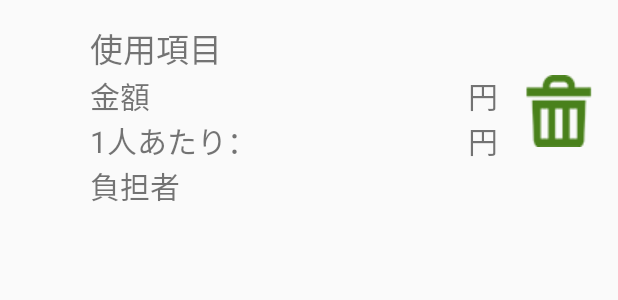
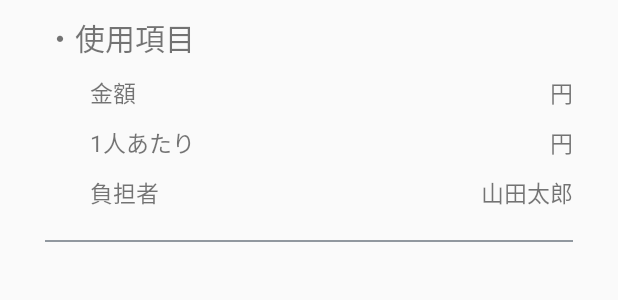
Before and after one commit to MizuhoFue/DriveRecordAppAndroid, an Android app: the layout item_to_use.xml on its own in the app's theme, with its tools: preview values and no code run, on a phone screen of 412 x 824 dp. Shown: the top 300 px of the screen. Run offline under Robolectric (Android 15) with nearby library versions, the phone set to English and light mode, and no system bars.

Commit message:
FolderDetailAdapter修正

```diff
--- a/app/src/main/java/com/example/driveandroid/FolderDetailAdapter.kt
+++ b/app/src/main/java/com/example/driveandroid/FolderDetailAdapter.kt
@@ -31,7 +31,7 @@ class FolderDetailAdapter(
         val paraCostView = view.para_cost_view
         val perPerson_costView = view.per_parson_cost_view
         val payerView = view.payer_view
-        val trashBox = view.trash_box
+        //val trashBox = view.trash_box　//今回はなし
     }
 
     // getItemCount onCreateViewHolder onBindViewHolderを実装
@@ -62,15 +62,15 @@ class FolderDetailAdapter(
             payerView.text = folderDetail[position].payers
             //ひとまずログをだしておく
             Log.d("folderIdの中身をみておく", "${folderDetail[position].folderId}")
-            //ゴミ箱クリック時
-            trashBox.setOnClickListener(object : View.OnClickListener {
-                override fun onClick(v: View) {
-                    val deleteId = folderDetail[position].folderId //positionのfolderIdを取得
-                    val deleteNum = folderDetail[position].paraNum //削除する項目
-                    Log.d("deleteするidの値", "$deleteId")
-                    listener.onItemClickListener(view, deleteNum, position)//FolderDetailのdeleteに送る
-                }
-            })
+            //ゴミ箱クリック時　今回は項目ごとの削除がないのでコメントアウト
+//            trashBox.setOnClickListener(object : View.OnClickListener {
+//                override fun onClick(v: View) {
+//                    val deleteId = folderDetail[position].folderId //positionのfolderIdを取得
+//                    val deleteNum = folderDetail[position].paraNum //削除する項目
+//                    Log.d("deleteするidの値", "$deleteId")
+//                    listener.onItemClickListener(view, deleteNum, position)//FolderDetailのdeleteに送る
+//                }
+//            })
 
             itemView.setOnClickListener(object : View.OnClickListener {
                 //クリック時の処理
--- a/app/src/main/res/layout/activity_folder_detail.xml
+++ b/app/src/main/res/layout/activity_folder_detail.xml
@@ -80,8 +80,8 @@
         <androidx.appcompat.widget.AppCompatImageView
             android:layout_width="wrap_content"
             android:layout_height="match_parent"
+            android:layout_gravity="right"
             android:layout_marginEnd="5dp"
-            android:layout_gravity="right"
             android:layout_weight="0.1"
             android:src="@drawable/ic_write_icon" />
 
@@ -372,7 +372,7 @@
                 android:layout_marginStart="20dp"
                 android:layout_marginTop="20dp"
                 android:layout_marginEnd="20dp"
-                android:layout_marginBottom="20dp"
+                android:layout_marginBottom="5dp"
                 android:gravity="center"
                 android:text="@string/paragraph_used"
                 android:textSize="15sp" />
@@ -381,8 +381,8 @@
                 android:id="@+id/folderDetailView"
                 android:layout_width="match_parent"
                 android:layout_height="wrap_content"
-                android:layout_marginTop="30dp"
-                android:layout_marginBottom="40dp"
+                android:layout_marginTop="10dp"
+                android:layout_marginBottom="10dp"
                 android:scrollbars="vertical" />
 
             <LinearLayout
@@ -486,7 +486,7 @@
 
         <!--共有ボタン-->
         <androidx.appcompat.widget.AppCompatImageView
-            android:id="@+id/home"
+            android:id="@+id/share"
             android:layout_width="wrap_content"
             android:layout_height="wrap_content"
             android:layout_gravity="center"
@@ -495,7 +495,7 @@
 
         <!--作成完了ボタン-->
         <androidx.appcompat.widget.AppCompatImageView
-            android:id="@+id/share"
+            android:id="@+id/home"
             android:layout_width="wrap_content"
             android:layout_height="wrap_content"
             android:layout_gravity="center"
--- a/app/src/main/res/layout/item_to_use.xml
+++ b/app/src/main/res/layout/item_to_use.xml
@@ -1,48 +1,58 @@
 <?xml version="1.0" encoding="utf-8"?>
-<!--idをスネークケースに変更-->
-<RelativeLayout xmlns:android="http://schemas.android.com/apk/res/android"
+<LinearLayout xmlns:android="http://schemas.android.com/apk/res/android"
     xmlns:tools="http://schemas.android.com/tools"
     android:id="@+id/folderDetail"
     android:layout_width="match_parent"
     android:layout_height="wrap_content"
     android:layout_margin="10dp"
+    android:orientation="vertical"
     tools:context=".FolderDetailActivity">
 
     <LinearLayout
+        android:id="@+id/para"
         android:layout_width="match_parent"
         android:layout_height="wrap_content"
-        android:layout_marginEnd="60dp"
-        android:orientation="vertical">
+        android:layout_marginStart="20dp"
+        android:layout_marginEnd="20dp"
+        android:orientation="horizontal">
+
+        <androidx.appcompat.widget.AppCompatTextView
+            android:layout_width="wrap_content"
+            android:layout_height="match_parent"
+            android:text="@string/point"
+            android:textSize="20sp" />
 
         <!--使用項目名表示-->
         <androidx.appcompat.widget.AppCompatTextView
             android:id="@+id/para_name"
             android:layout_width="wrap_content"
-            android:layout_height="wrap_content"
-            android:layout_marginStart="50dp"
-            android:layout_marginTop="5dp"
+            android:layout_height="match_parent"
             android:gravity="center"
-            android:textSize="22sp"
+            android:textSize="20sp"
             tools:text="使用項目" />
+
+    </LinearLayout>
 
     <RelativeLayout
         android:layout_width="match_parent"
-            android:layout_height="wrap_content">
+        android:layout_height="wrap_content"
+        android:layout_marginStart="50dp"
+        android:layout_marginTop="10dp">
 
         <!--金額-->
         <androidx.appcompat.widget.AppCompatTextView
             android:id="@+id/cost_name"
             android:layout_width="wrap_content"
             android:layout_height="wrap_content"
-                android:layout_marginStart="50dp"
             android:gravity="center"
             android:text="@string/cost_name"
-                android:textSize="20sp" />
+            android:textSize="15sp" />
 
         <LinearLayout
             android:layout_width="wrap_content"
             android:layout_height="wrap_content"
             android:layout_alignParentEnd="true"
+            android:layout_marginEnd="20dp"
             android:orientation="horizontal">
 
             <!--金額表示-->
@@ -52,17 +62,16 @@
                 android:layout_height="wrap_content"
                 android:layout_marginEnd="20dp"
                 android:gravity="center"
-                    android:textSize="20sp" />
+                android:textSize="15sp" />
 
             <!--円-->
             <androidx.appcompat.widget.AppCompatTextView
                 android:id="@+id/total_yen"
                 android:layout_width="wrap_content"
                 android:layout_height="wrap_content"
-                    android:layout_marginEnd="10dp"
                 android:gravity="center"
                 android:text="@string/yen"
-                    android:textSize="20sp" />
+                android:textSize="15sp" />
 
         </LinearLayout>
 
@@ -70,23 +79,25 @@
 
     <RelativeLayout
         android:layout_width="match_parent"
-            android:layout_height="wrap_content">
+        android:layout_height="wrap_content"
+        android:layout_marginStart="50dp"
+        android:layout_marginTop="10dp">
 
         <!--1人当たり-->
         <androidx.appcompat.widget.AppCompatTextView
             android:id="@+id/perParson"
             android:layout_width="wrap_content"
             android:layout_height="wrap_content"
-                android:layout_marginStart="50dp"
             android:layout_marginEnd="35dp"
             android:gravity="center"
             android:text="@string/perParson"
-                android:textSize="20sp" />
+            android:textSize="15sp" />
 
         <LinearLayout
             android:layout_width="wrap_content"
             android:layout_height="wrap_content"
             android:layout_alignParentEnd="true"
+            android:layout_marginEnd="20dp"
             android:orientation="horizontal">
 
             <!--1人当たり金額表示-->
@@ -96,17 +107,16 @@
                 android:layout_height="match_parent"
                 android:layout_marginEnd="20dp"
                 android:gravity="center"
-                    android:textSize="20sp" />
+                android:textSize="15sp" />
 
             <!--円-->
             <androidx.appcompat.widget.AppCompatTextView
                 android:id="@+id/yen"
                 android:layout_width="wrap_content"
                 android:layout_height="match_parent"
-                    android:layout_marginEnd="10dp"
                 android:gravity="center"
                 android:text="@string/yen"
-                    android:textSize="20sp" />
+                android:textSize="15sp" />
 
         </LinearLayout>
 
@@ -114,17 +124,19 @@
 
     <RelativeLayout
         android:layout_width="match_parent"
-            android:layout_height="wrap_content">
+        android:layout_height="wrap_content"
+        android:layout_marginStart="50dp"
+        android:layout_marginTop="10dp"
+        android:layout_marginEnd="20dp">
 
         <!--負担者-->
         <androidx.appcompat.widget.AppCompatTextView
             android:id="@+id/payer_name"
             android:layout_width="wrap_content"
             android:layout_height="wrap_content"
-                android:layout_marginStart="50dp"
             android:gravity="center"
             android:text="@string/payer_name"
-                android:textSize="20sp" />
+            android:textSize="15sp" />
 
         <!--負担者表示-->
         <androidx.appcompat.widget.AppCompatTextView
@@ -132,20 +144,28 @@
             android:layout_width="wrap_content"
             android:layout_height="wrap_content"
             android:layout_alignParentEnd="true"
-                android:layout_marginEnd="10dp"
-                android:textSize="20sp" />
+            android:textSize="15sp"
+            tools:text="山田太郎" />
 
     </RelativeLayout>
 
+    <View
+        android:layout_width="wrap_content"
+        android:layout_height="1dp"
+        android:layout_gravity="center"
+        android:layout_marginStart="20dp"
+        android:layout_marginTop="20dp"
+        android:layout_marginEnd="20dp"
+        android:background="@color/border" />
+
 </LinearLayout>
 
-    <androidx.appcompat.widget.AppCompatImageButton
+    <!--今回は項目ごとの削除がなくなったためコメントアウト-->
+    <!--<androidx.appcompat.widget.AppCompatImageButton
         android:id="@+id/trash_box"
         android:layout_width="60dp"
         android:layout_height="60dp"
         android:layout_alignParentEnd="true"
         android:layout_centerVertical="true"
         android:background="@null"
-        android:src="@drawable/trashbox_mdpi" />
-
-</RelativeLayout>
+        android:src="@drawable/list_trash_box" />-->
--- a/app/src/main/res/values/strings.xml
+++ b/app/src/main/res/values/strings.xml
@@ -14,7 +14,7 @@
     <string name="member_numPara">人</string>
     <string name="member_name">メンバー</string>
     <string name="paragraph_used">金額項目</string>
-    <string name="perParson">1人あたり：</string>
+    <string name="perParson">1人あたり</string>
     <string name="trashbox">ゴミ箱</string>
     <string name="total_name">合計：</string>
     <string name="home">ホーム</string>
```
Lines whose indentation alone changed are shown as unchanged.
